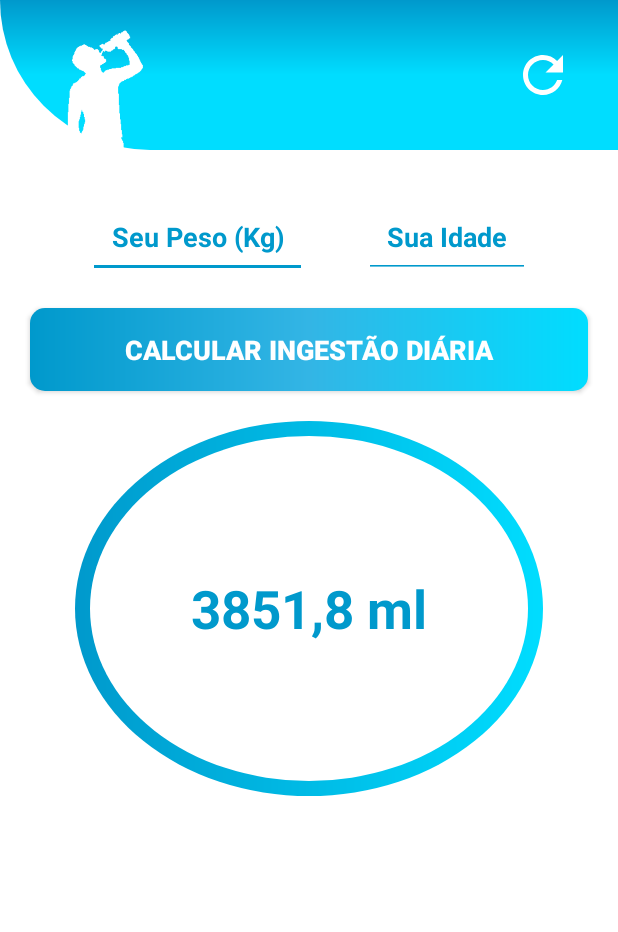
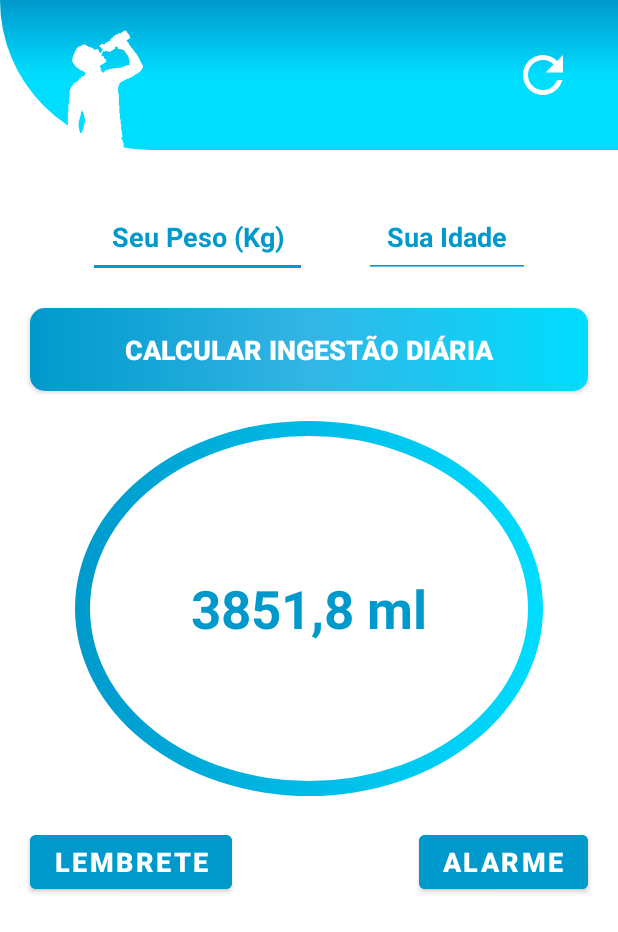
Before and after one commit to JonathanMelo04/Drink_Water_Reminder, an Android app: the screen it shows after launch (MainActivity), on a phone screen of 412 x 824 dp. Shown: the top 932 px of the screen. Run offline under Robolectric (Android 15) with nearby library versions, the phone set to English and light mode, and no system bars.

Commit message:
added reminder button and alarm button

```diff
--- a/app/src/main/res/layout/activity_main.xml
+++ b/app/src/main/res/layout/activity_main.xml
@@ -40,6 +40,7 @@
         android:layout_height="wrap_content"
         android:layout_marginStart="20dp"
         android:layout_marginTop="30dp"
+        android:backgroundTint="@android:color/holo_blue_dark"
         android:gravity="center"
         android:hint="@string/hint_peso"
         android:inputType="numberDecimal"
@@ -47,7 +48,6 @@
         android:padding="15dp"
         android:textColor="@android:color/holo_blue_dark"
         android:textColorHint="@android:color/holo_blue_dark"
-        android:backgroundTint="@android:color/holo_blue_dark"
         android:textSize="18sp"
         android:textStyle="bold"
         app:layout_constraintEnd_toStartOf="@+id/edit_idade"
@@ -60,6 +60,7 @@
         android:layout_height="wrap_content"
         android:layout_marginTop="30dp"
         android:layout_marginEnd="20dp"
+        android:backgroundTint="@android:color/holo_blue_dark"
         android:gravity="center"
         android:hint="@string/hint_idade"
         android:inputType="number"
@@ -67,51 +68,78 @@
         android:padding="15dp"
         android:textColor="@android:color/holo_blue_dark"
         android:textColorHint="@android:color/holo_blue_dark"
-        android:backgroundTint="@android:color/holo_blue_dark"
         android:textSize="18sp"
         android:textStyle="bold"
         app:layout_constraintEnd_toEndOf="parent"
         app:layout_constraintStart_toEndOf="@id/edit_peso"
-        app:layout_constraintTop_toBottomOf="@+id/container_header"/>
+        app:layout_constraintTop_toBottomOf="@+id/container_header" />
 
     <androidx.appcompat.widget.AppCompatButton
         android:id="@+id/bt_calcular"
         android:layout_width="match_parent"
         android:layout_height="wrap_content"
+        android:layout_margin="20dp"
+        android:background="@drawable/bg_degrade_button"
+        android:padding="15dp"
         android:text="@string/text_button_calcular"
         android:textColor="@android:color/white"
-        android:layout_margin="20dp"
         android:textSize="18sp"
         android:textStyle="bold"
-        android:padding="15dp"
-        android:background="@drawable/bg_degrade_button"
         app:layout_constraintEnd_toEndOf="parent"
-        app:layout_constraintTop_toBottomOf="@id/edit_peso"
-        app:layout_constraintStart_toStartOf="parent"/>
+        app:layout_constraintStart_toStartOf="parent"
+        app:layout_constraintTop_toBottomOf="@id/edit_peso" />
 
     <View
         android:id="@+id/container_resultado_ml"
         android:layout_width="match_parent"
         android:layout_height="250dp"
+        android:layout_marginStart="50dp"
+        android:layout_marginTop="20dp"
+        android:layout_marginEnd="50dp"
         android:background="@drawable/container_resultado_ml"
-    android:layout_marginTop="20dp"
-    android:layout_marginStart="50dp"
-    android:layout_marginEnd="50dp"
-    app:layout_constraintTop_toBottomOf="@id/bt_calcular"
+        app:layout_constraintEnd_toEndOf="parent"
         app:layout_constraintStart_toStartOf="parent"
-    app:layout_constraintEnd_toEndOf="parent"/>
+        app:layout_constraintTop_toBottomOf="@id/bt_calcular" />
 
     <TextView
         android:id="@+id/txt_resultado_ml"
         android:layout_width="wrap_content"
         android:layout_height="wrap_content"
         android:text="3851,8 ml"
+        android:textColor="@android:color/holo_blue_dark"
         android:textSize="35sp"
-        android:textColor="@android:color/holo_blue_dark"
         android:textStyle="bold"
-        app:layout_constraintTop_toTopOf="@id/container_resultado_ml"
+        app:layout_constraintBottom_toBottomOf="@id/container_resultado_ml"
+        app:layout_constraintEnd_toEndOf="@id/container_resultado_ml"
         app:layout_constraintStart_toStartOf="@id/container_resultado_ml"
-        app:layout_constraintEnd_toEndOf="@id/container_resultado_ml"
-        app:layout_constraintBottom_toBottomOf="@id/container_resultado_ml"/>
+        app:layout_constraintTop_toTopOf="@id/container_resultado_ml" />
+
+    <Button
+        android:id="@+id/bt_definir_lembrete"
+        android:layout_width="wrap_content"
+        android:layout_height="wrap_content"
+        android:layout_marginStart="20dp"
+        android:layout_marginTop="20dp"
+        android:backgroundTint="@android:color/holo_blue_dark"
+        android:text="@string/text_button_lembrete"
+        android:textColor="@android:color/white"
+        android:textSize="18sp"
+        android:textStyle="bold"
+        app:layout_constraintStart_toStartOf="parent"
+        app:layout_constraintTop_toBottomOf="@id/container_resultado_ml" />
+
+    <Button
+        android:id="@+id/bt_definir_alarme"
+        android:layout_width="wrap_content"
+        android:layout_height="wrap_content"
+        android:layout_marginEnd="20dp"
+        android:layout_marginTop="20dp"
+        android:backgroundTint="@android:color/holo_blue_dark"
+        android:text="@string/text_button_alarme"
+        android:textColor="@android:color/white"
+        android:textSize="18sp"
+        android:textStyle="bold"
+        app:layout_constraintEnd_toEndOf="parent"
+        app:layout_constraintTop_toBottomOf="@id/container_resultado_ml" />
 
 </androidx.constraintlayout.widget.ConstraintLayout>
--- a/app/src/main/res/values/strings.xml
+++ b/app/src/main/res/values/strings.xml
@@ -3,4 +3,9 @@
     <string name="hint_peso">Seu Peso (Kg)</string>
     <string name="hint_idade">Sua Idade</string>
     <string name="text_button_calcular">Calcular Ingestão Diária</string>
+    <string name="text_button_lembrete">Lembrete</string>
+    <string name="text_button_alarme">Alarme</string>
+    <string name="text_hora">00</string>
+    <string name="text_dois_pontos">:</string>
+    <string name="text_minutos">00</string>
 </resources>
```
Lines whose indentation alone changed are shown as unchanged.
